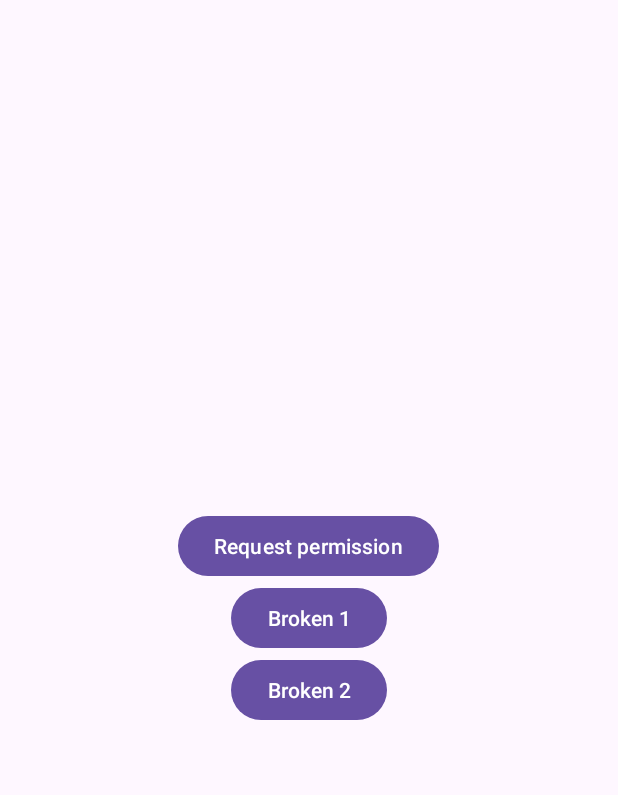
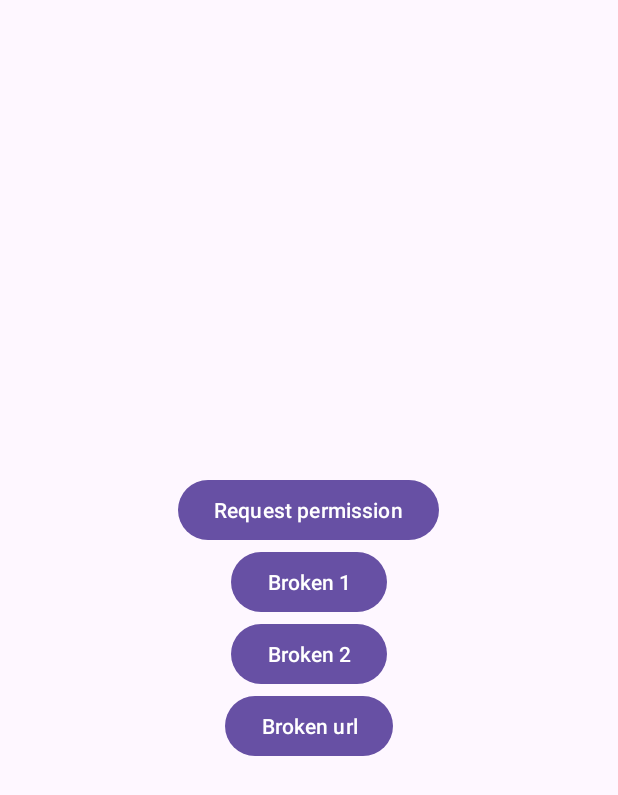
Before and after one commit to kullhy/Demo-Broken-Screen-Android, an Android app: the screen it shows after launch (MainActivity), on a phone screen of 412 x 824 dp. Shown: the top 795 px of the screen. Run offline under Robolectric (Android 15) with nearby library versions, the phone set to English and light mode, and no system bars.

Commit message:
load image from url

```diff
--- a/app/src/main/AndroidManifest.xml
+++ b/app/src/main/AndroidManifest.xml
@@ -3,6 +3,8 @@
     xmlns:tools="http://schemas.android.com/tools">
 
     <uses-permission android:name="android.permission.SYSTEM_ALERT_WINDOW" />
+    <uses-permission android:name="android.permission.INTERNET" />
+
     <application
         android:name=".MainApplication"
         android:allowBackup="true"
--- a/app/src/main/java/com/hidenobi/baseapplication/ui/fragment/M001HomeFragment.kt
+++ b/app/src/main/java/com/hidenobi/baseapplication/ui/fragment/M001HomeFragment.kt
@@ -44,6 +44,9 @@ class M001HomeFragment : BaseFragment<M001HomeFragmentBinding, HomeViewModel>()
             btnBroken2.setOnClickListener {
                 overlayWindow.updateView(R.drawable.broken_2)
             }
+            btnBrokenUrl.setOnClickListener {
+                overlayWindow.updateView("https://scontent.fhan14-3.fna.fbcdn.net/v/t39.30808-6/387841437_1993233967706809_2236545820343533675_n.jpg?_nc_cat=110&ccb=1-7&_nc_sid=efb6e6&_nc_eui2=AeExIk0Os-dN4NlvyadFkVrGk9UsyvXYbS-T1SzK9dhtLwbYq0bk_UlJgSrypIJN-e5yqs8df0TXPI9vtvfSZHu3&_nc_ohc=4Yejovmp-HkAX_D5_v8&_nc_ht=scontent.fhan14-3.fna&oh=00_AfAzBIVgwZ1N2Rhsy_LgpwNw4YDlFZzH3Th3gcsC0p6BXA&oe=65A00820")
+            }
         }
     }
 
--- a/app/src/main/res/layout/m001_home_fragment.xml
+++ b/app/src/main/res/layout/m001_home_fragment.xml
@@ -25,4 +25,10 @@
         android:layout_width="wrap_content"
         android:layout_height="wrap_content"
         android:text="Broken 2" />
+
+    <Button
+        android:id="@+id/btn_broken_url"
+        android:layout_width="wrap_content"
+        android:layout_height="wrap_content"
+        android:text="Broken url" />
 </LinearLayout>
```
Also changed, not shown: app/src/main/java/com/hidenobi/baseapplication/ui/window/OverlayWindow.kt (+32 -0 lines).
